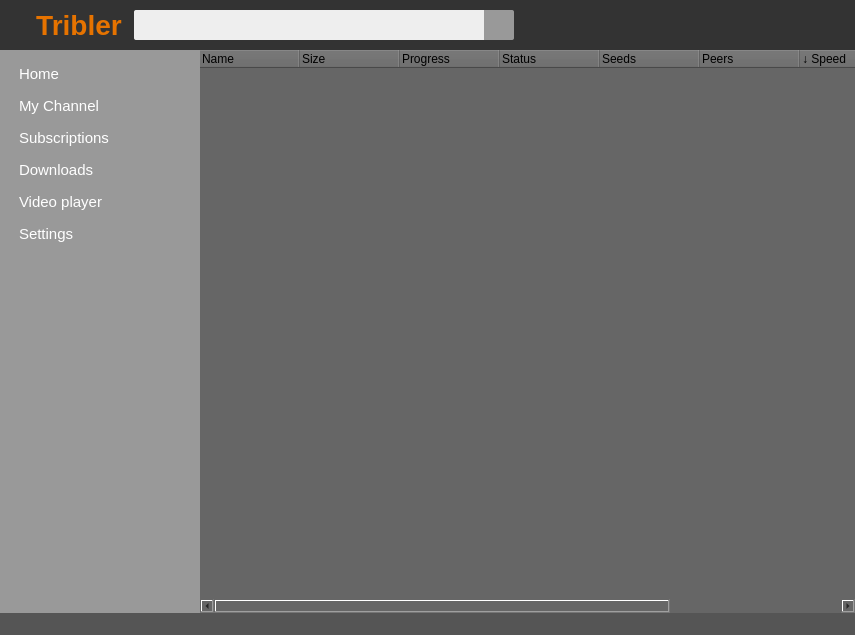
devos50/TriblerGUI, file TriblerGUI/qt_resources/mainwindow.ui: the form before one commit.
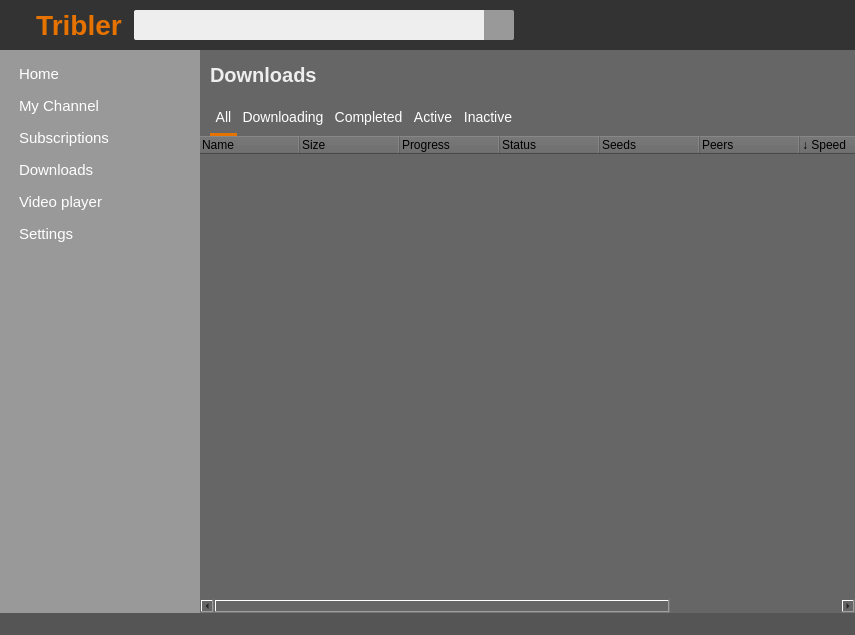
The form after the commit. The open tabs and pages were chosen to show the change. Icons and pictures are not drawn. Custom widgets are drawn as their Qt base class.

Commit message: Extended the downloads page with a header and tab bar

What changed in the file:
```diff
--- a/TriblerGUI/qt_resources/mainwindow.ui
+++ b/TriblerGUI/qt_resources/mainwindow.ui
@@ -3188,6 +3188,9 @@
         </widget>
         <widget class="QWidget" name="downloads">
          <layout class="QVBoxLayout" name="verticalLayout">
+          <property name="spacing">
+           <number>0</number>
+          </property>
           <property name="leftMargin">
            <number>0</number>
           </property>
@@ -3200,6 +3203,304 @@
           <property name="bottomMargin">
            <number>0</number>
           </property>
+          <item>
+           <widget class="QWidget" name="widget_2" native="true">
+            <layout class="QHBoxLayout" name="horizontalLayout_21">
+             <property name="spacing">
+              <number>0</number>
+             </property>
+             <property name="leftMargin">
+              <number>0</number>
+             </property>
+             <property name="topMargin">
+              <number>0</number>
+             </property>
+             <property name="rightMargin">
+              <number>0</number>
+             </property>
+             <property name="bottomMargin">
+              <number>0</number>
+             </property>
+             <item>
+              <spacer name="horizontalSpacer_30">
+               <property name="orientation">
+                <enum>Qt::Horizontal</enum>
+               </property>
+               <property name="sizeType">
+                <enum>QSizePolicy::Fixed</enum>
+               </property>
+               <property name="sizeHint" stdset="0">
+                <size>
+                 <width>10</width>
+                 <height>20</height>
+                </size>
+               </property>
+              </spacer>
+             </item>
+             <item>
+              <widget class="QLabel" name="downloads_header_label">
+               <property name="sizePolicy">
+                <sizepolicy hsizetype="Preferred" vsizetype="Fixed">
+                 <horstretch>0</horstretch>
+                 <verstretch>0</verstretch>
+                </sizepolicy>
+               </property>
+               <property name="minimumSize">
+                <size>
+                 <width>0</width>
+                 <height>50</height>
+                </size>
+               </property>
+               <property name="maximumSize">
+                <size>
+                 <width>16777215</width>
+                 <height>50</height>
+                </size>
+               </property>
+               <property name="styleSheet">
+                <string notr="true">color: #eee;
+background-color: transparent;
+font-size: 20px;
+font-weight: bold;</string>
+               </property>
+               <property name="text">
+                <string>Downloads</string>
+               </property>
+              </widget>
+             </item>
+            </layout>
+           </widget>
+          </item>
+          <item>
+           <widget class="TabButtonPanel" name="downloads_tab" native="true">
+            <layout class="QHBoxLayout" name="horizontalLayout_20">
+             <property name="spacing">
+              <number>0</number>
+             </property>
+             <property name="leftMargin">
+              <number>0</number>
+             </property>
+             <property name="topMargin">
+              <number>0</number>
+             </property>
+             <property name="rightMargin">
+              <number>0</number>
+             </property>
+             <property name="bottomMargin">
+              <number>0</number>
+             </property>
+             <item>
+              <spacer name="horizontalSpacer_29">
+               <property name="orientation">
+                <enum>Qt::Horizontal</enum>
+               </property>
+               <property name="sizeType">
+                <enum>QSizePolicy::Fixed</enum>
+               </property>
+               <property name="sizeHint" stdset="0">
+                <size>
+                 <width>10</width>
+                 <height>20</height>
+                </size>
+               </property>
+              </spacer>
+             </item>
+             <item>
+              <widget class="UnderlineTabButton" name="downloads_all_button">
+               <property name="sizePolicy">
+                <sizepolicy hsizetype="Minimum" vsizetype="Fixed">
+                 <horstretch>0</horstretch>
+                 <verstretch>0</verstretch>
+                </sizepolicy>
+               </property>
+               <property name="minimumSize">
+                <size>
+                 <width>0</width>
+                 <height>36</height>
+                </size>
+               </property>
+               <property name="maximumSize">
+                <size>
+                 <width>16777215</width>
+                 <height>36</height>
+                </size>
+               </property>
+               <property name="cursor">
+                <cursorShape>PointingHandCursor</cursorShape>
+               </property>
+               <property name="styleSheet">
+                <string notr="true">color: white;
+border: none;
+border-bottom: 3px solid #e67300;
+background: none;
+font-size: 14px;
+</string>
+               </property>
+               <property name="text">
+                <string>All</string>
+               </property>
+              </widget>
+             </item>
+             <item>
+              <widget class="UnderlineTabButton" name="downloads_downloading_button">
+               <property name="sizePolicy">
+                <sizepolicy hsizetype="Minimum" vsizetype="Fixed">
+                 <horstretch>0</horstretch>
+                 <verstretch>0</verstretch>
+                </sizepolicy>
+               </property>
+               <property name="minimumSize">
+                <size>
+                 <width>0</width>
+                 <height>36</height>
+                </size>
+               </property>
+               <property name="maximumSize">
+                <size>
+                 <width>16777215</width>
+                 <height>36</height>
+                </size>
+               </property>
+               <property name="cursor">
+                <cursorShape>PointingHandCursor</cursorShape>
+               </property>
+               <property name="styleSheet">
+                <string notr="true">color: white;
+border: none;
+border-bottom: 3px solid transparent;
+background: none;
+font-size: 14px;
+</string>
+               </property>
+               <property name="text">
+                <string>Downloading</string>
+               </property>
+              </widget>
+             </item>
+             <item>
+              <widget class="UnderlineTabButton" name="downloads_completed_button">
+               <property name="sizePolicy">
+                <sizepolicy hsizetype="Minimum" vsizetype="Fixed">
+                 <horstretch>0</horstretch>
+                 <verstretch>0</verstretch>
+                </sizepolicy>
+               </property>
+               <property name="minimumSize">
+                <size>
+                 <width>0</width>
+                 <height>36</height>
+                </size>
+               </property>
+               <property name="maximumSize">
+                <size>
+                 <width>16777215</width>
+                 <height>36</height>
+                </size>
+               </property>
+               <property name="cursor">
+                <cursorShape>PointingHandCursor</cursorShape>
+               </property>
+               <property name="styleSheet">
+                <string notr="true">color: white;
+border: none;
+border-bottom: 3px solid transparent;
+background: none;
+font-size: 14px;
+</string>
+               </property>
+               <property name="text">
+                <string>Completed</string>
+               </property>
+              </widget>
+             </item>
+             <item>
+              <widget class="UnderlineTabButton" name="downloads_active_button">
+               <property name="sizePolicy">
+                <sizepolicy hsizetype="Minimum" vsizetype="Fixed">
+                 <horstretch>0</horstretch>
+                 <verstretch>0</verstretch>
+                </sizepolicy>
+               </property>
+               <property name="minimumSize">
+                <size>
+                 <width>0</width>
+                 <height>36</height>
+                </size>
+               </property>
+               <property name="maximumSize">
+                <size>
+                 <width>16777215</width>
+                 <height>36</height>
+                </size>
+               </property>
+               <property name="cursor">
+                <cursorShape>PointingHandCursor</cursorShape>
+               </property>
+               <property name="styleSheet">
+                <string notr="true">color: white;
+border: none;
+border-bottom: 3px solid transparent;
+background: none;
+font-size: 14px;
+</string>
+               </property>
+               <property name="text">
+                <string>Active</string>
+               </property>
+              </widget>
+             </item>
+             <item>
+              <widget class="UnderlineTabButton" name="downloads_inactive_button">
+               <property name="sizePolicy">
+                <sizepolicy hsizetype="Minimum" vsizetype="Fixed">
+                 <horstretch>0</horstretch>
+                 <verstretch>0</verstretch>
+                </sizepolicy>
+               </property>
+               <property name="minimumSize">
+                <size>
+                 <width>0</width>
+                 <height>36</height>
+                </size>
+               </property>
+               <property name="maximumSize">
+                <size>
+                 <width>16777215</width>
+                 <height>36</height>
+                </size>
+               </property>
+               <property name="cursor">
+                <cursorShape>PointingHandCursor</cursorShape>
+               </property>
+               <property name="styleSheet">
+                <string notr="true">color: white;
+border: none;
+border-bottom: 3px solid transparent;
+background: none;
+font-size: 14px;
+</string>
+               </property>
+               <property name="text">
+                <string>Inactive</string>
+               </property>
+              </widget>
+             </item>
+             <item>
+              <spacer name="horizontalSpacer_28">
+               <property name="orientation">
+                <enum>Qt::Horizontal</enum>
+               </property>
+               <property name="sizeHint" stdset="0">
+                <size>
+                 <width>40</width>
+                 <height>20</height>
+                </size>
+               </property>
+              </spacer>
+             </item>
+            </layout>
+           </widget>
+          </item>
           <item>
            <widget class="QTreeWidget" name="downloads_list">
             <property name="styleSheet">
```
Left out of the diff: 2 changed lines with no effect on the pictures. The commit also changes 1 other file.
